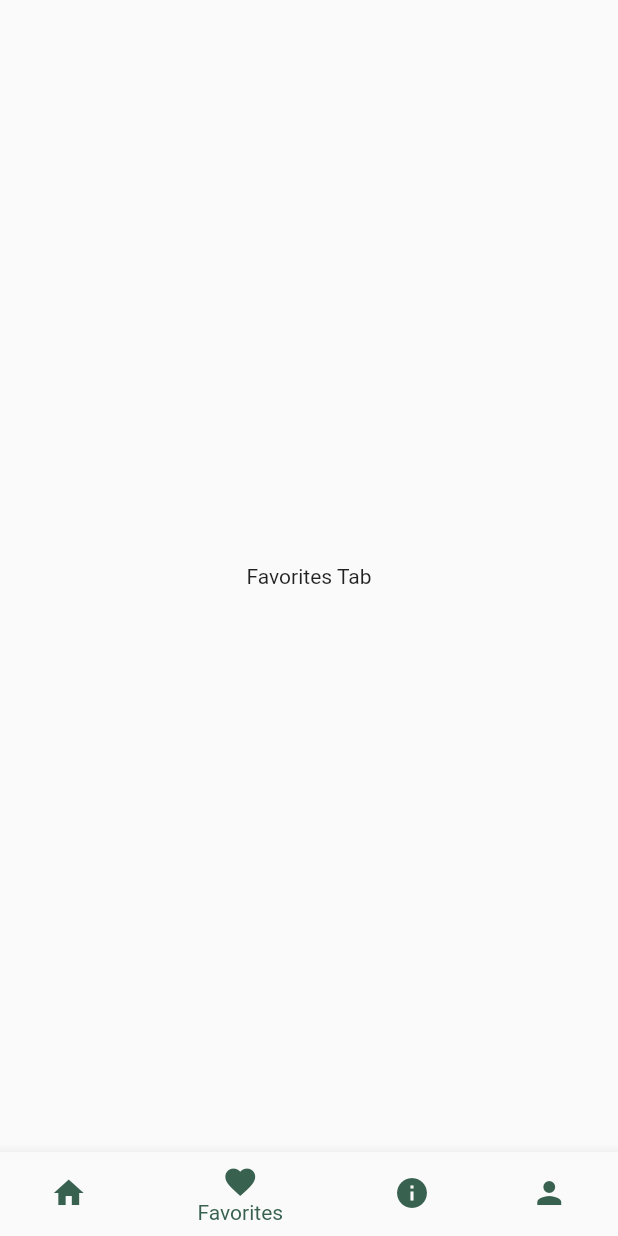
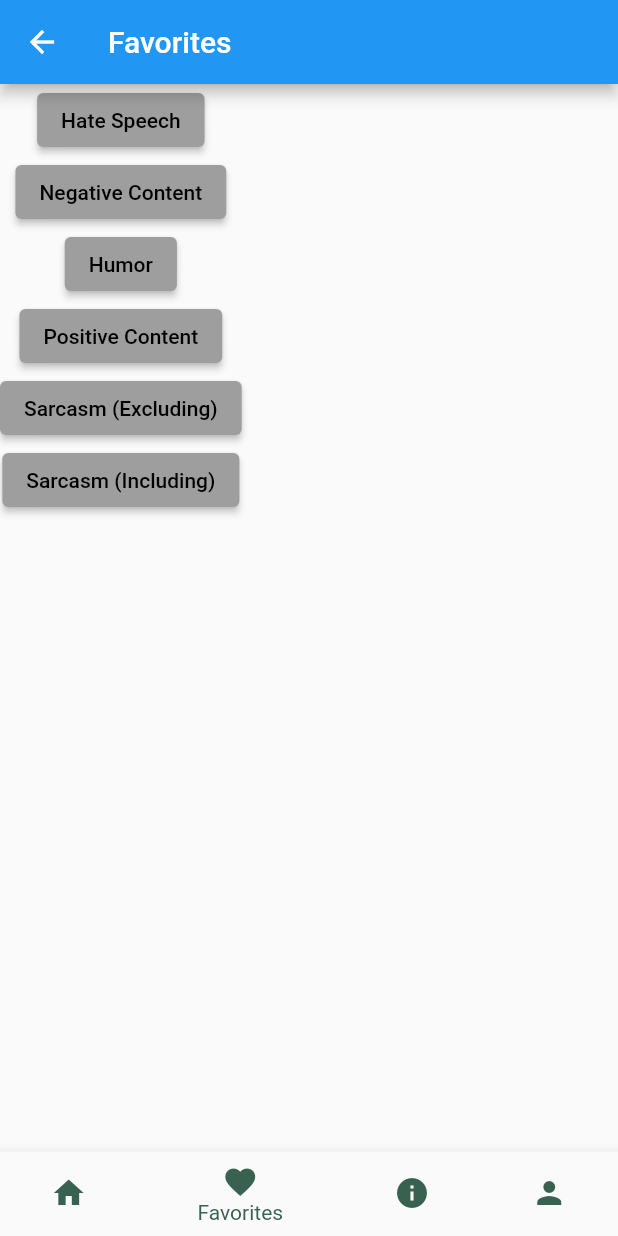
Before and after one commit to maria-raluca-st/filter101, a Flutter app: the BottomNavigationScreen screen opened directly, item 2 of the bottom bar chosen, on a phone screen of 412 x 824 dp. Run offline on Flutter 3.47's test engine with Material 2 defaults, Android fonts, the phone set to English and light mode, and no system bars; our stand-ins replace bloc, firebase_auth, firebase_core, flutter_bloc, flutter_secure_storage, flutter_svg and 3 more; missing offline and left inert: tflite_flutter_helper_plus; accounts and stored records are empty; project files that could hold a hidden picture were left out.

Commit message:
added favorites page that stores preferences in the secure storage( the home page is not yet updated to match the secure storage)

```diff
--- /dev/null
+++ b/lib/features/favorites/favorites_screen.dart
@@ -0,0 +1,92 @@
+import 'package:filter101/network/secure_storage.dart';
+import 'package:flutter/material.dart';
+import 'package:flutter_secure_storage/flutter_secure_storage.dart';
+
+class FavoritesScreen extends StatefulWidget {
+  @override
+  _FavoritesScreenState createState() => _FavoritesScreenState();
+}
+
+class _FavoritesScreenState extends State<FavoritesScreen> {
+  final SecureStorage _secureStorage = SecureStorage();
+  final Map<String, String> categoryLabels = {
+    'hateSpeech': 'Hate Speech',
+    'negativeContent': 'Negative Content',
+    'humor': 'Humor',
+    'positiveContent': 'Positive Content',
+    'sarcasmExcluding': 'Sarcasm (Excluding)',
+    'sarcasmIncluding': 'Sarcasm (Including)',
+  };
+
+  @override
+  Widget build(BuildContext context) {
+    return Scaffold(
+      appBar: AppBar(
+        title: Text('Favorites'),
+      ),
+      body: Column(
+        children: categoryLabels.keys.map((String key) {
+          return FavoriteButton(
+            label: categoryLabels[key]!,
+            storageKey: key,
+          );
+        }).toList(),
+      ),
+    );
+  }
+}
+
+class FavoriteButton extends StatefulWidget {
+  final String label;
+  final String storageKey;
+
+  const FavoriteButton({
+    required this.label,
+    required this.storageKey,
+  });
+
+  @override
+  _FavoriteButtonState createState() => _FavoriteButtonState();
+}
+
+class _FavoriteButtonState extends State<FavoriteButton> {
+  bool _isFavorite = false;
+  final SecureStorage _secureStorage = SecureStorage();
+
+  @override
+  void initState() {
+    super.initState();
+    _loadFavoriteStatus();
+  }
+
+  void _loadFavoriteStatus() async {
+    bool? isFavorite = await _secureStorage.getBool(widget.storageKey);
+    setState(() {
+      _isFavorite = isFavorite ?? false;
+    });
+  }
+
+  void _toggleFavoriteStatus() async {
+    bool newStatus = !_isFavorite;
+    await _secureStorage.saveBooleanValues(widget.storageKey, newStatus);
+    setState(() {
+      _isFavorite = newStatus;
+    });
+  }
+
+  @override
+  Widget build(BuildContext context) {
+    return ElevatedButton(
+      onPressed: _toggleFavoriteStatus,
+      child: Text(
+        widget.label,
+        style: TextStyle(
+          color: _isFavorite ? Colors.white : Colors.black,
+        ),
+      ),
+      style: ElevatedButton.styleFrom(
+        primary: _isFavorite ? Colors.blue : Colors.grey,
+      ),
+    );
+  }
+}
--- a/lib/features/profile/profile_screen.dart
+++ b/lib/features/profile/profile_screen.dart
@@ -23,10 +23,13 @@ class ProfileScreen extends StatelessWidget {
   Widget build(BuildContext context) {
     return Scaffold(
       appBar: AppBar(
+        backgroundColor: Colour.hunterGreen,
+        centerTitle: true,
+        leading: SizedBox(),
         title: Text(
           'Profile',
           style: TextStyles.heading(
-            color: Colour.black,
+            color: Colour.white,
             fontSize: 24.0,
             fontWeight: FontWeight.bold,
           ),
--- a/lib/network/secure_storage.dart
+++ b/lib/network/secure_storage.dart
@@ -1,13 +1,50 @@
+// import 'package:flutter_secure_storage/flutter_secure_storage.dart';
+
+// class SecureStorage {
+//   final FlutterSecureStorage _storage = FlutterSecureStorage();
+//   static const _keyEmail = 'email';
+//   static const _keyPassword = 'password';
+
+//   Future<void> saveCredentials(String email, String password) async {
+//     await _storage.write(key: _keyEmail, value: email);
+//     await _storage.write(key: _keyPassword, value: password);
+//   }
+
+//   Future<String?> getEmail() async {
+//     return await _storage.read(key: _keyEmail);
+//   }
+
+//   Future<String?> getPassword() async {
+//     return await _storage.read(key: _keyPassword);
+//   }
+
+//   Future<void> deleteCredentials() async {
+//     await _storage.delete(key: _keyEmail);
+//     await _storage.delete(key: _keyPassword);
+//   }
+// }
+
+// --------------------------------------------------------------------------------------------
 import 'package:flutter_secure_storage/flutter_secure_storage.dart';
 
 class SecureStorage {
   final FlutterSecureStorage _storage = FlutterSecureStorage();
   static const _keyEmail = 'email';
   static const _keyPassword = 'password';
+  static const _hateSpeech = 'hateSpeech';
+  static const _negativeContent = 'negativeContent';
+  static const _humor = 'humor';
+  static const _positiveContent = 'positiveContent';
+  static const _sarcasmExcluding = 'sarcasmExcluding';
+  static const _sarcasmIncluding = 'sarcasmIncluding';
 
   Future<void> saveCredentials(String email, String password) async {
     await _storage.write(key: _keyEmail, value: email);
     await _storage.write(key: _keyPassword, value: password);
+  }
+
+  Future<void> saveBooleanValues(String key, bool value) async {
+    await _storage.write(key: key, value: value.toString());
   }
 
   Future<String?> getEmail() async {
@@ -18,8 +55,12 @@ class SecureStorage {
     return await _storage.read(key: _keyPassword);
   }
 
+  Future<bool?> getBool(String key) async {
+    final value = await _storage.read(key: key);
+    return value != null ? value.toLowerCase() == 'true' : null;
+  }
+
   Future<void> deleteCredentials() async {
-    await _storage.delete(key: _keyEmail);
-    await _storage.delete(key: _keyPassword);
+    await _storage.deleteAll();
   }
 }
--- a/lib/widgets/bottom_nav_bar.dart
+++ b/lib/widgets/bottom_nav_bar.dart
@@ -1,4 +1,6 @@
+import 'package:filter101/features/favorites/favorites_screen.dart';
 import 'package:filter101/features/home/presentation/page/home.dart';
+import 'package:filter101/features/onboarding/presentation/page/onboarding.dart';
 import 'package:filter101/features/profile/profile_screen.dart';
 import 'package:flutter/material.dart';
 
@@ -85,9 +87,7 @@ class FavoritesTab extends StatelessWidget {
 
   @override
   Widget build(BuildContext context) {
-    return const Center(
-      child: Text('Favorites Tab'),
-    );
+    return FavoritesScreen();
   }
 }
 
@@ -97,7 +97,7 @@ class InfoTab extends StatelessWidget {
   @override
   Widget build(BuildContext context) {
     return const Center(
-      child: Text('Info Tab'),
+      child: OnboardingScreen(),
     );
   }
 }
```
Also changed, not shown: lib/features/login/presentation/page/login_screen.dart (+3 -4 lines).
